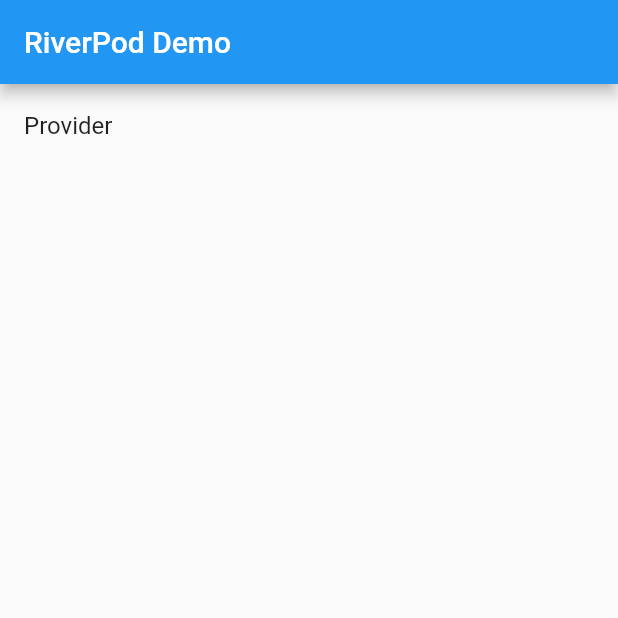
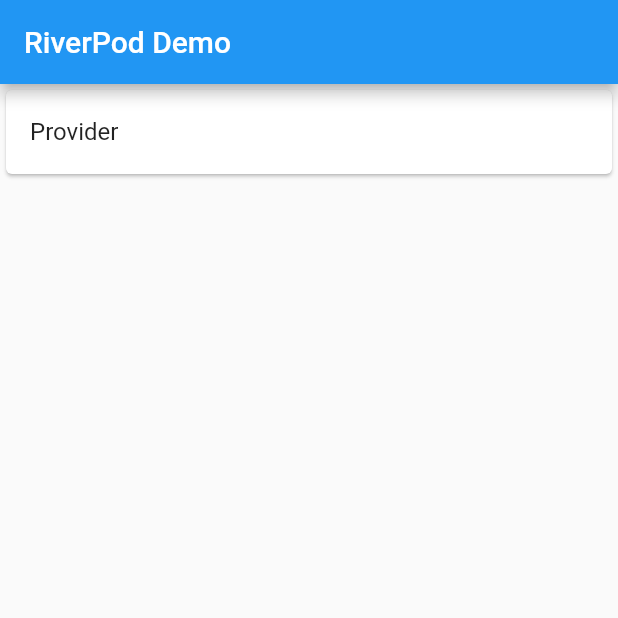
Before and after one commit to naimurhasan/flutter_learning_riverpod, a Flutter app: the screen it shows after launch, on a phone screen of 412 x 824 dp, the top half of it. Run offline on Flutter 3.47's test engine with Material 2 defaults, Android fonts, the phone set to English and light mode, and no system bars; our stand-ins replace flutter_riverpod.

```diff
--- /dev/null
+++ b/lib/features/00_home/models/sub_screen.dart
@@ -0,0 +1,13 @@
+import 'package:flutter/material.dart';
+import 'package:riverpod_getting_started/services/navigation_service.dart';
+
+class SubScreen{
+  final String title;
+  final Widget screen;
+
+  SubScreen(this.title, this.screen);
+
+  void onTap(){
+    Navigator.push(NavigationService.key.currentContext!, MaterialPageRoute(builder: (_)=> screen));
+  }
+}
--- /dev/null
+++ b/lib/features/00_home/views/my_home_page.dart
@@ -0,0 +1,24 @@
+import 'package:flutter/material.dart';
+import 'package:riverpod_getting_started/features/00_home/models/sub_screen.dart';
+import 'package:riverpod_getting_started/features/01_provider/views/provider_screen.dart';
+import 'package:riverpod_getting_started/widgets/m_scaffold.dart';
+
+class MyHomePage extends StatelessWidget {
+  MyHomePage({Key? key,}) : super(key: key);
+
+  final List<SubScreen> screens = [
+    SubScreen("Provider", ProviderScreen()),
+  ];
+
+  @override
+  Widget build(BuildContext context) {
+    return MScaffold(
+        body: Column(
+          children: [
+            for(int i = 0; i<screens.length; i++)
+              Card(child: ListTile(title: Text(screens[i].title), onTap: screens[i].onTap,)),
+          ],
+      )
+    );
+  }
+}
--- a/lib/features/01_home/views/my_home_page.dart
+++ /dev/null
@@ -1,19 +0,0 @@
-import 'package:flutter/material.dart';
-import 'package:riverpod_getting_started/widgets/custom_scaffold.dart';
-
-class MyHomePage extends StatelessWidget {
-  MyHomePage({Key? key, required this.title}) : super(key: key);
-
-  final String title;
-
-  @override
-  Widget build(BuildContext context) {
-    return CustomScaffold(
-        body: Column(
-          children: [
-            ListTile(title: Text('Provider'),),
-          ],
-      )
-    );
-  }
-}
--- /dev/null
+++ b/lib/features/01_provider/states/m_provider_state.dart
@@ -0,0 +1,3 @@
+import 'package:flutter_riverpod/flutter_riverpod.dart';
+
+final mProvider = Provider<String>((ref) => "Global Hello world");
--- a/lib/main.dart
+++ b/lib/main.dart
@@ -1,10 +1,10 @@
 import 'package:flutter/material.dart';
 import 'package:riverpod_getting_started/services/navigation_service.dart';
-
-import 'features/01_home/views/my_home_page.dart';
+import 'package:flutter_riverpod/flutter_riverpod.dart';
+import 'features/00_home/views/my_home_page.dart';
 
 void main() {
-  runApp(MyApp());
+  runApp(ProviderScope(child: MyApp()));
 }
 
 class MyApp extends StatelessWidget {
@@ -16,7 +16,7 @@ class MyApp extends StatelessWidget {
       theme: ThemeData(
         primarySwatch: Colors.blue,
       ),
-      home: MyHomePage(title: 'Riverpod'),
+      home: MyHomePage(),
     );
   }
 }
--- a/lib/widgets/custom_scaffold.dart
+++ b/lib/widgets/m_scaffold.dart
@@ -1,15 +1,15 @@
 import 'package:flutter/material.dart';
 
-class CustomScaffold extends StatelessWidget {
+class MScaffold extends StatelessWidget {
   final String title;
   final Widget body;
-  const CustomScaffold({Key? key, this.title = "RiverPod Demo", required this.body}) : super(key: key);
+  const MScaffold({Key? key, this.title = "RiverPod Demo", required this.body}) : super(key: key);
 
   @override
   Widget build(BuildContext context) {
     return Scaffold(
       appBar: AppBar(title: Text('$title'),),
-      body: body,
+      body: SafeArea(child: body),
     );
   }
 }
```
Also changed, not shown: lib/features/01_provider/views/provider_screen.dart (added, +20 -0 lines).
